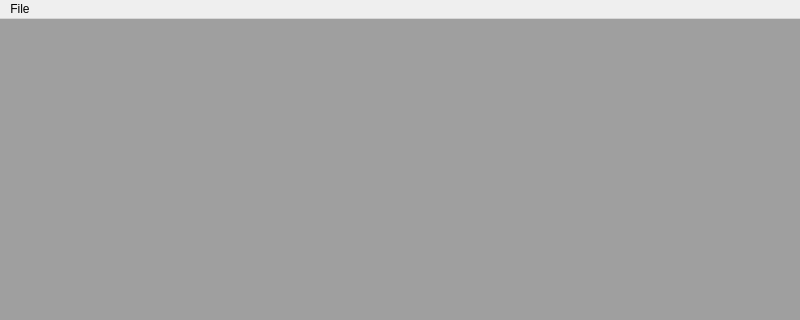
Before: the Qt Designer form native/src/DovahKit/ui/main_window.ui in DavidJCobb/DovahKit, drawn with Qt 5; both pictures show x 0 to 800 and y 0 to 320 of the 800 by 600 pixel window.
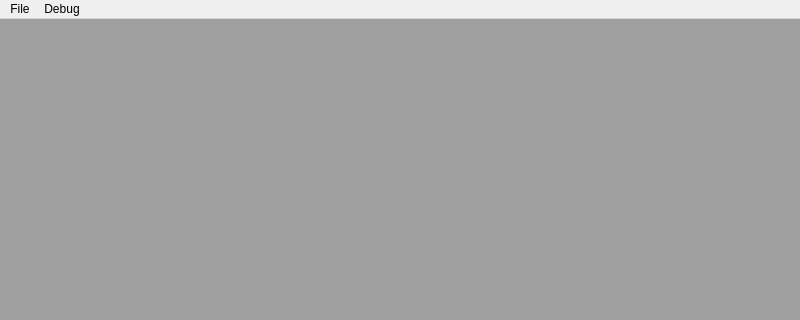
After: the same form once the commit is applied.

Patch:
```diff
--- a/native/src/DovahKit/ui/main_window.ui
+++ b/native/src/DovahKit/ui/main_window.ui
@@ -47,7 +47,15 @@
     </property>
     <addaction name="actionOpen"/>
    </widget>
+   <widget class="QMenu" name="menuDebug">
+    <property name="title">
+     <string>Debug</string>
+    </property>
+    <addaction name="actionDebugLoadSkyrim"/>
+    <addaction name="actionDebugLoadDawnguard"/>
+   </widget>
    <addaction name="menuFile"/>
+   <addaction name="menuDebug"/>
   </widget>
   <widget class="QStatusBar" name="statusbar"/>
   <action name="actionOpen">
```
Left out of the diff: 10 changed lines with no effect on the pictures.
